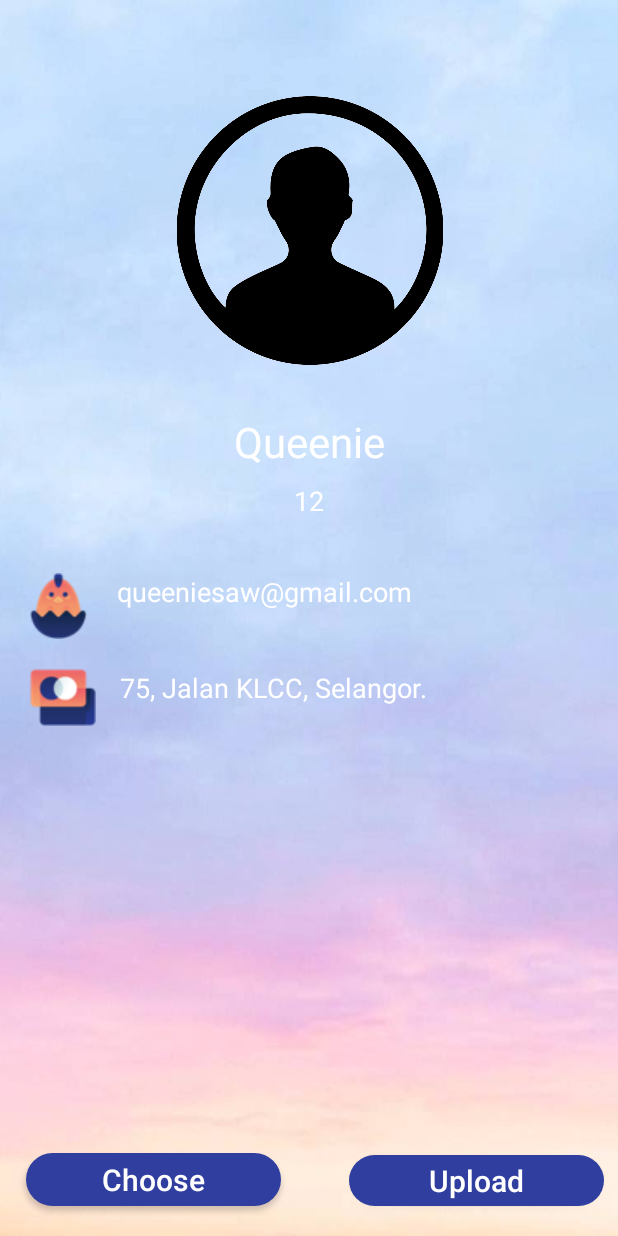
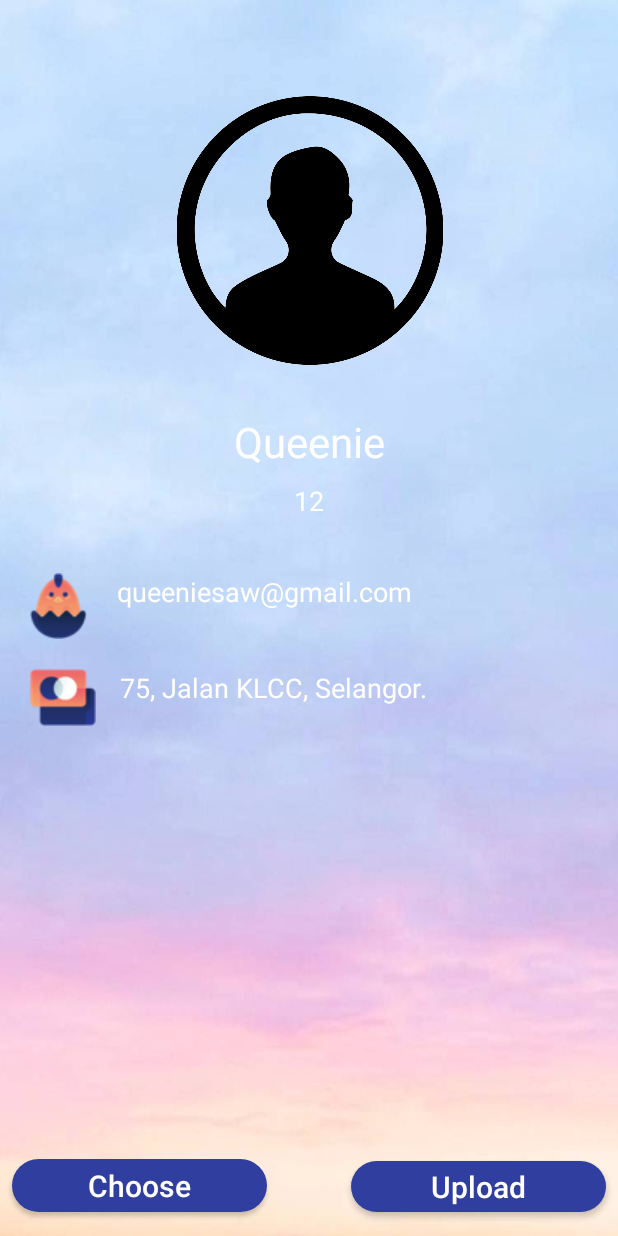
Before and after one commit to weisheng1998/MYFeedback, an Android app: the layout activity_profile.xml on its own in the app's theme, with its tools: preview values and no code run, on a phone screen of 412 x 824 dp. Run offline under Robolectric (Android 15) with nearby library versions, the phone set to English and light mode, and no system bars; network calls fail.

Commit message:
added profile fix

```diff
--- a/app/build.gradle
+++ b/app/build.gradle
@@ -31,7 +31,7 @@ dependencies {
     implementation 'com.android.support:preference-v7:27.1.1'
     implementation 'com.android.volley:volley:1.1.0'
     implementation 'com.android.support:recyclerview-v7:27.1.1'
-
+    implementation 'com.squareup.picasso:picasso:2.71828'
     implementation 'com.google.firebase:firebase-core:16.0.1'
     implementation 'com.google.firebase:firebase-messaging:17.3.4'
     implementation 'com.google.android.gms:play-services-maps:16.0.0'
--- a/app/src/main/res/layout/activity_profile.xml
+++ b/app/src/main/res/layout/activity_profile.xml
@@ -128,10 +128,7 @@
         android:layout_width="170dp"
         android:layout_height="35dp"
         android:layout_marginStart="8dp"
-        android:layout_marginLeft="8dp"
-        android:layout_marginEnd="8dp"
-        android:layout_marginRight="8dp"
-        android:layout_marginBottom="20dp"
+        android:layout_marginBottom="16dp"
         android:width="242dp"
         android:height="45dp"
         android:background="@drawable/bgbtn"
@@ -140,19 +137,16 @@
         android:textColor="#FFFFFF"
         android:textSize="20sp"
         app:layout_constraintBottom_toBottomOf="parent"
-        app:layout_constraintEnd_toEndOf="parent"
-        app:layout_constraintHorizontal_bias="0.04"
+        app:layout_constraintEnd_toStartOf="@+id/btnUpload"
+        app:layout_constraintHorizontal_bias="0.0"
         app:layout_constraintStart_toStartOf="parent" />
 
     <Button
         android:id="@+id/btnUpload"
         android:layout_width="170dp"
         android:layout_height="34dp"
-        android:layout_marginStart="8dp"
-        android:layout_marginLeft="8dp"
         android:layout_marginEnd="8dp"
-        android:layout_marginRight="8dp"
-        android:layout_marginBottom="20dp"
+        android:layout_marginBottom="16dp"
         android:width="242dp"
         android:height="45dp"
         android:background="@drawable/bgbtn"
@@ -161,9 +155,7 @@
         android:textColor="#FFFFFF"
         android:textSize="20sp"
         app:layout_constraintBottom_toBottomOf="parent"
-        app:layout_constraintEnd_toEndOf="parent"
-        app:layout_constraintHorizontal_bias="0.959"
-        app:layout_constraintStart_toEndOf="@+id/btnedit" />
+        app:layout_constraintEnd_toEndOf="parent" />
 
 
 </android.support.constraint.ConstraintLayout>
```
Also changed, not shown: app/src/main/java/com/myfeedback/myfeedbackprototype/ProfileActivity.java (+39 -6 lines), app/src/main/java/com/myfeedback/myfeedbackprototype/SharedPrefManager.java (+6 -1 lines).
